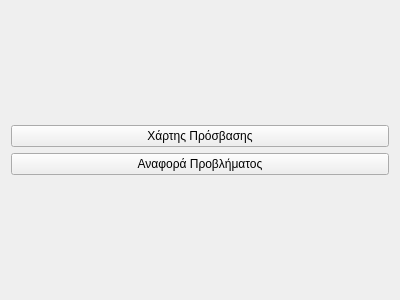
This is src/ui/main-screen.ui in Elite-Build-Team/move-around as Qt 5 draws it before an edit. The edited form follows.
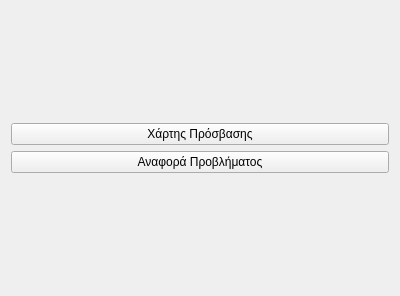
This is the edited form.

Commit message: Update screens naming format

```diff
--- a/src/ui/main-screen.ui
+++ b/src/ui/main-screen.ui
@@ -7,7 +7,7 @@
     <x>0</x>
     <y>0</y>
     <width>400</width>
-    <height>300</height>
+    <height>296</height>
    </rect>
   </property>
   <property name="windowTitle">
```
Left out of the diff: 4 changed lines with no effect on the pictures. The commit also changes 4 other files.
